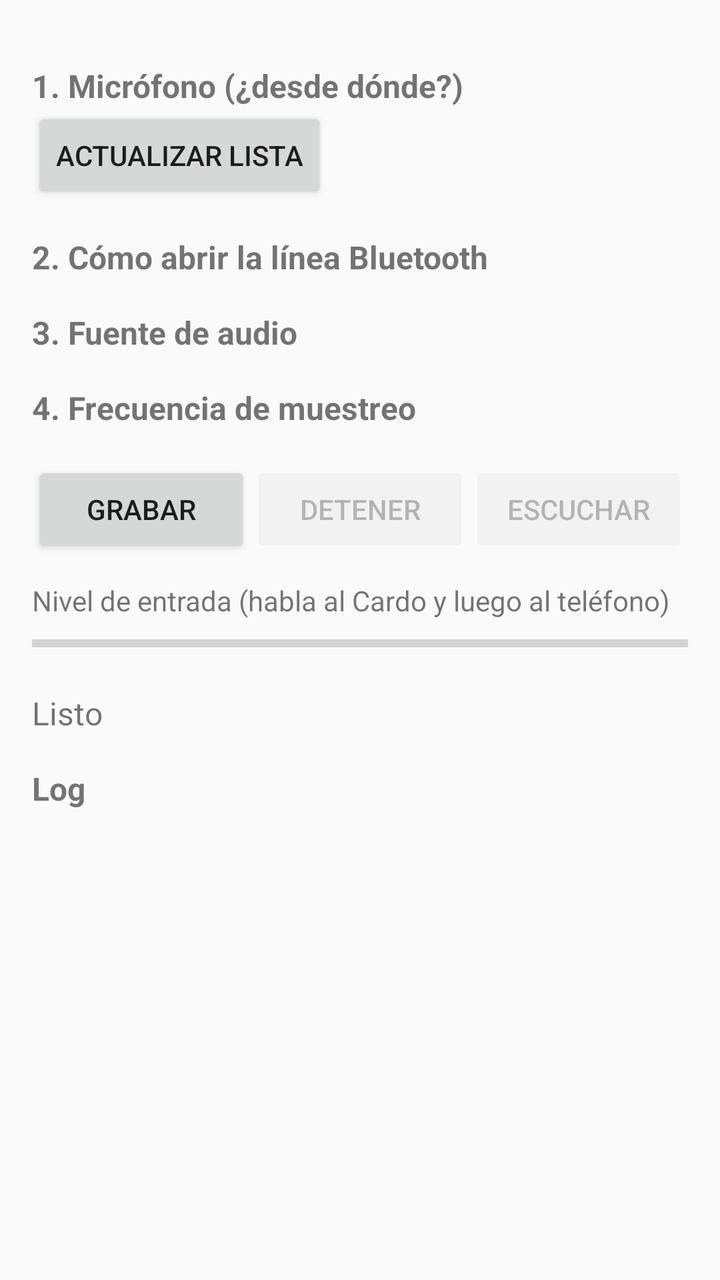
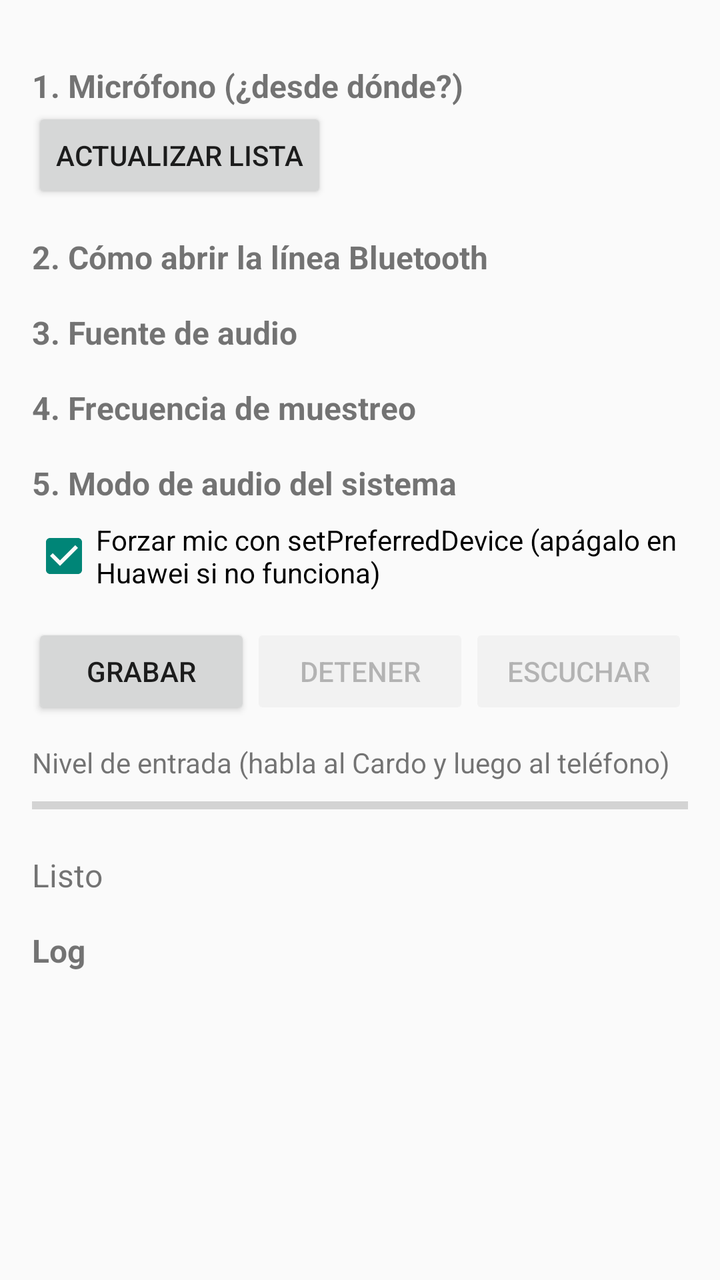

Screens rendered from an Android XML layout before and after an edit, with the pre-edit source and the edit as a unified diff.
<!-- AndroidManifest.xml: application theme android:Theme.Material.Light -->
<!-- res/layout/main.xml -->
<?xml version="1.0" encoding="utf-8"?>
<ScrollView xmlns:android="http://schemas.android.com/apk/res/android"
    android:layout_width="match_parent"
    android:layout_height="match_parent">

    <LinearLayout
        android:layout_width="match_parent"
        android:layout_height="wrap_content"
        android:orientation="vertical"
        android:padding="16dp">

        <TextView
            style="@style/SectionTitle"
            android:text="1. Micrófono (¿desde dónde?)" />

        <RadioGroup
            android:id="@+id/groupDevice"
            android:layout_width="match_parent"
            android:layout_height="wrap_content" />

        <Button
            android:id="@+id/btnRefresh"
            android:layout_width="wrap_content"
            android:layout_height="wrap_content"
            android:text="Actualizar lista" />

        <TextView
            style="@style/SectionTitle"
            android:text="2. Cómo abrir la línea Bluetooth" />

        <RadioGroup
            android:id="@+id/groupMethod"
            android:layout_width="match_parent"
            android:layout_height="wrap_content" />

        <TextView
            style="@style/SectionTitle"
            android:text="3. Fuente de audio" />

        <RadioGroup
            android:id="@+id/groupSource"
            android:layout_width="match_parent"
            android:layout_height="wrap_content" />

        <TextView
            style="@style/SectionTitle"
            android:text="4. Frecuencia de muestreo" />

        <RadioGroup
            android:id="@+id/groupRate"
            android:layout_width="match_parent"
            android:layout_height="wrap_content"
            android:orientation="horizontal" />

        <LinearLayout
            android:layout_width="match_parent"
            android:layout_height="wrap_content"
            android:layout_marginTop="16dp"
            android:orientation="horizontal">

            <Button
                android:id="@+id/btnStart"
                android:layout_width="0dp"
                android:layout_height="wrap_content"
                android:layout_weight="1"
                android:text="Grabar" />

            <Button
                android:id="@+id/btnStop"
                android:layout_width="0dp"
                android:layout_height="wrap_content"
                android:layout_weight="1"
                android:enabled="false"
                android:text="Detener" />

            <Button
                android:id="@+id/btnPlay"
                android:layout_width="0dp"
                android:layout_height="wrap_content"
                android:layout_weight="1"
                android:enabled="false"
                android:text="Escuchar" />
        </LinearLayout>

        <TextView
            android:layout_width="match_parent"
            android:layout_height="wrap_content"
            android:layout_marginTop="12dp"
            android:text="Nivel de entrada (habla al Cardo y luego al teléfono)" />

        <ProgressBar
            android:id="@+id/level"
            style="?android:attr/progressBarStyleHorizontal"
            android:layout_width="match_parent"
            android:layout_height="24dp"
            android:max="100" />

        <TextView
            android:id="@+id/status"
            android:layout_width="match_parent"
            android:layout_height="wrap_content"
            android:layout_marginTop="12dp"
            android:text="Listo"
            android:textSize="16sp" />

        <TextView
            style="@style/SectionTitle"
            android:text="Log" />

        <TextView
            android:id="@+id/log"
            android:layout_width="match_parent"
            android:layout_height="wrap_content"
            android:fontFamily="monospace"
            android:textIsSelectable="true"
            android:textSize="11sp" />
    </LinearLayout>
</ScrollView>
<!-- resources referenced by this layout -->
<resources>
  <style name="SectionTitle">
          <item name="android:layout_width">match_parent</item>
          <item name="android:layout_height">wrap_content</item>
          <item name="android:layout_marginTop">16dp</item>
          <item name="android:textSize">16sp</item>
          <item name="android:textStyle">bold</item>
      </style>
</resources>

<!-- the commit's change to res/layout/main.xml (unified diff, before → after) -->
@@ -51,6 +51,23 @@
             android:layout_width="match_parent"
             android:layout_height="wrap_content"
             android:orientation="horizontal" />
+
+        <TextView
+            style="@style/SectionTitle"
+            android:text="5. Modo de audio del sistema" />
+
+        <RadioGroup
+            android:id="@+id/groupMode"
+            android:layout_width="match_parent"
+            android:layout_height="wrap_content" />
+
+        <CheckBox
+            android:id="@+id/chkPreferred"
+            android:layout_width="match_parent"
+            android:layout_height="wrap_content"
+            android:layout_marginTop="8dp"
+            android:checked="true"
+            android:text="Forzar mic con setPreferredDevice (apágalo en Huawei si no funciona)" />
 
         <LinearLayout
             android:layout_width="match_parent"
